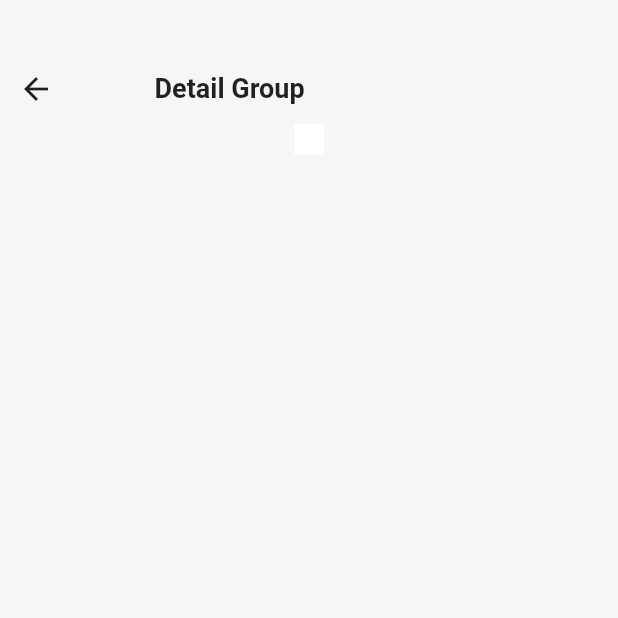
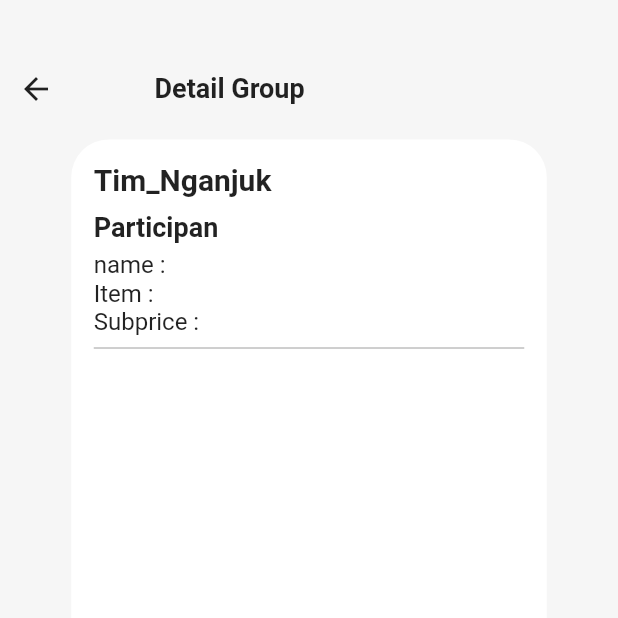
Before and after one commit to fakhrads/patungan, a Flutter app: the DetaiLGroup screen opened directly, on a phone screen of 412 x 824 dp, the top half of it. Run offline on Flutter 3.47's test engine with Material 2 defaults, Android fonts, the phone set to English and light mode, and no system bars; missing offline and left inert: dart:html; network calls fail.

Commit message:
Update detailGroup

```diff
--- a/lib/src/views/detail_group/detailGroup.dart
+++ b/lib/src/views/detail_group/detailGroup.dart
@@ -1,3 +1,5 @@
+import 'dart:html';
+
 import 'package:flutter/material.dart';
 import 'package:patungan/src/components/detail_group/detailGroup.dart';
 
@@ -10,7 +12,7 @@ class DetaiLGroup extends StatelessWidget {
     return Scaffold(
         backgroundColor: Color(0xFFF6F6F6),
         body: Column(
-          children: [HeaderDetail(), DetailGroupContainer()],
+          children: [HeaderDetail(), BodyDetail()],
         ));
   }
 }
@@ -33,3 +35,68 @@ class HeaderDetail extends StatelessWidget {
         ));
   }
 }
+
+class BodyDetail extends StatelessWidget {
+  const BodyDetail({Key? key}) : super(key: key);
+
+  @override
+  Widget build(BuildContext context) {
+    return Container(
+      child: Padding(
+        padding: EdgeInsets.all(10),
+        child: Container(
+          width: 317,
+          height: 600,
+          decoration: BoxDecoration(
+            color: Colors.white,
+            borderRadius: BorderRadius.all(Radius.circular(25))
+          ),child: Padding(
+            padding: EdgeInsets.all(15),
+            child: Column(
+              crossAxisAlignment: CrossAxisAlignment.start,
+              children: [
+                Text(
+                  'Tim_Nganjuk',
+                  style: TextStyle(
+                    fontSize: 20,
+                    fontWeight: FontWeight.bold
+                  ),
+                  ),
+                Padding(padding: EdgeInsets.only(bottom: 10)),
+                Text(
+                  'Participan',
+                  style: TextStyle(
+                    fontSize: 18,
+                    fontWeight: FontWeight.bold
+                  ),
+                  ),
+                  Padding(padding: EdgeInsets.only(bottom: 5)),
+                  Text(
+                    'name : ',
+                    style: TextStyle(
+                      fontSize: 16,
+                    ),
+                  ),
+                  Text(
+                    'Item : ',
+                    style: TextStyle(
+                      fontSize: 16
+                    ),
+                  ),
+                  Text(
+                    'Subprice : ',
+                    style: TextStyle(
+                      fontSize: 16
+                    ),
+                  ),
+                  Divider(
+                    color: Colors.grey,
+                  )
+              ],
+            ),
+          ),
+        ),
+      ),
+    );
+  }
+}
```
